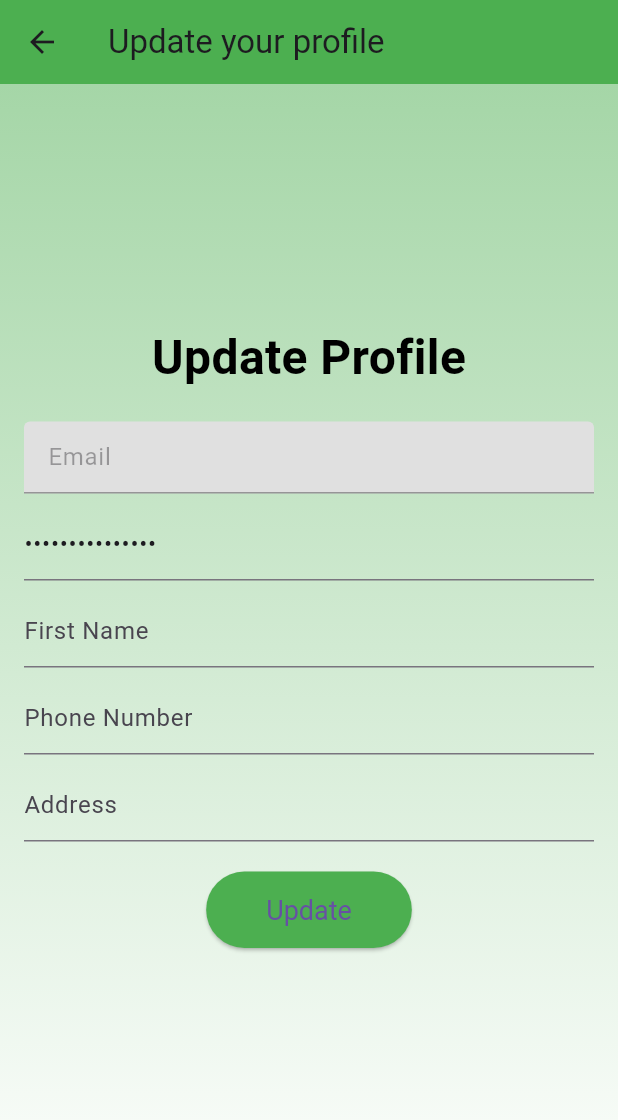
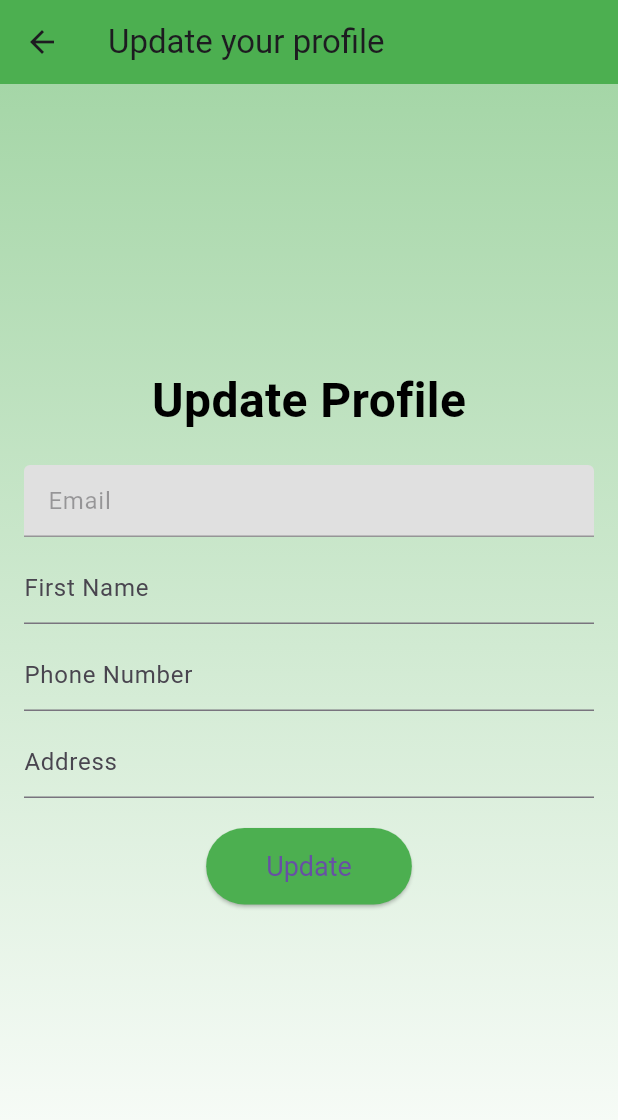
Before and after one commit to benbaruch1/carpool, a Flutter app: the screen it shows once a user with an empty profile is signed in, after a tap on "My Profile", on a phone screen of 412 x 824 dp. Shown: the top 1120 px of the screen. Run offline on Flutter 3.47's test engine with Material 3 defaults, Android fonts, the phone set to English and light mode, and no system bars; our stand-ins replace cloud_firestore, firebase_auth, firebase_core, flutter_spinkit; accounts and stored records are empty; generated files the repository leaves out were written again.

Commit message:
Fix after registeration bug with back button. Fix homepage showing name of user. Fix showing the new name after profile update.

```diff
--- a/carpool_app/lib/services/database.dart
+++ b/carpool_app/lib/services/database.dart
@@ -1,9 +1,10 @@
+import 'package:carpool_app/models/user.dart';
 import 'package:cloud_firestore/cloud_firestore.dart';
 
-class DatabaseSerivce {
+class DatabaseService {
   final String uid;
 
-  DatabaseSerivce(this.uid);
+  DatabaseService(this.uid);
 
   final CollectionReference usersCollection =
       FirebaseFirestore.instance.collection('users');
@@ -26,4 +27,26 @@ class DatabaseSerivce {
       'address': address,
     });
   }
+
+  Future<MyUser?> getFullMyUser() async {
+    DocumentSnapshot snapshot = await usersCollection.doc(uid).get();
+
+    if (!snapshot.exists) {
+      return null; // Return null if the document does not exist
+    }
+
+    var data = snapshot.data() as Map<String, dynamic>?;
+
+    if (data == null) {
+      return null; // Return null if the data is null
+    }
+
+    return MyUser.full(
+      uid,
+      data['email'],
+      data['firstName'],
+      data['phoneNumber'],
+      data['address'],
+    );
+  }
 }
--- a/carpool_app/lib/services/firebase_auth_service.dart
+++ b/carpool_app/lib/services/firebase_auth_service.dart
@@ -38,7 +38,7 @@ class AuthService {
           email: email, password: password);
       User? user = result.user;
 
-      await DatabaseSerivce(user!.uid)
+      await DatabaseService(user!.uid)
           .updateUserData(email, firstName, phoneNumber, address);
 
       return _userFromFirebaseUser(user);
@@ -56,4 +56,13 @@ class AuthService {
       return null;
     }
   }
+
+  Future<MyUser?> getMyUserFromUid(String? uid) async {
+    var user = _auth.currentUser;
+    if (user == null) {
+      return null; // Return null if there is no current user
+    }
+    DatabaseService databaseService = DatabaseService(user.uid);
+    return await databaseService.getFullMyUser();
+  }
 }
--- a/carpool_app/lib/views/home_page.dart
+++ b/carpool_app/lib/views/home_page.dart
@@ -7,15 +7,21 @@ import 'package:carpool_app/views/createRide_page.dart';
 import 'package:provider/provider.dart';
 import 'package:carpool_app/views/myprofile_page.dart';
 
-class HomePage extends StatelessWidget {
+class HomePage extends StatefulWidget {
+  @override
+  State<HomePage> createState() => _HomePageState();
+}
+
+class _HomePageState extends State<HomePage> {
   final AuthService _auth = AuthService();
+
+  MyUser? myFullUser;
 
   bool loading = false;
 
   @override
   Widget build(BuildContext context) {
     final myUser = Provider.of<MyUser?>(context);
-
     print("[LOG] Home page opened with user logged in : ${myUser?.uid}");
     return loading
         ? Loading()
@@ -36,9 +42,24 @@ class HomePage extends StatelessWidget {
                 child: Column(
                   mainAxisAlignment: MainAxisAlignment.center,
                   children: <Widget>[
-                    Text(
-                      'Welcome, ${myUser?.uid}',
-                      style: TextStyle(fontSize: 24, color: Colors.white),
+                    FutureBuilder<MyUser?>(
+                      future: _auth.getMyUserFromUid(myUser?.uid),
+                      builder: (context, snapshot) {
+                        if (snapshot.connectionState ==
+                            ConnectionState.waiting) {
+                          return CircularProgressIndicator();
+                        } else if (snapshot.hasError) {
+                          return Text('Error: ${snapshot.error}');
+                        } else if (!snapshot.hasData || snapshot.data == null) {
+                          return Text('User data not found');
+                        } else {
+                          myFullUser = snapshot.data;
+                          return Text(
+                            'Welcome, ${myFullUser!.firstName}',
+                            style: TextStyle(fontSize: 24, color: Colors.black),
+                          );
+                        }
+                      },
                     ),
                     SizedBox(height: 20),
                     ElevatedButton.icon(
@@ -119,11 +140,7 @@ class HomePage extends StatelessWidget {
                           ),
                           InkWell(
                             onTap: () {
-                              Navigator.push(
-                                context,
-                                MaterialPageRoute(
-                                    builder: (context) => ProfilePage()),
-                              );
+                              goToMyProfilePage(context);
                             },
                             child: Column(
                               children: [
@@ -157,6 +174,16 @@ class HomePage extends StatelessWidget {
             ),
           );
   }
+
+  void goToMyProfilePage(BuildContext context) {
+    Navigator.push(
+      context,
+      MaterialPageRoute(builder: (context) => ProfilePage()),
+    ).then((_) {
+      // Refresh the data when coming back from the profile page
+      setState(() {});
+    });
+  }
 }
 
 void main() {
--- a/carpool_app/lib/views/myprofile_page.dart
+++ b/carpool_app/lib/views/myprofile_page.dart
@@ -90,17 +90,17 @@ class _ProfilePageState extends State<ProfilePage> {
                         filled: true,
                       ),
                     ),
-                    SizedBox(height: 10),
-                    TextFormField(
-                      initialValue: "Not working yet",
-                      obscureText: true,
-                      onChanged: (val) {
-                        // setState(() => password = val);
-                      },
-                      decoration: InputDecoration(
-                        hintText: 'Password',
-                      ),
-                    ),
+                    // SizedBox(height: 10),
+                    // TextFormField(
+                    //   initialValue: "Not working yet",
+                    //   obscureText: true,
+                    //   onChanged: (val) {
+                    //     // setState(() => password = val);
+                    //   },
+                    //   decoration: InputDecoration(
+                    //     hintText: 'Password',
+                    //   ),
+                    // ),
                     SizedBox(height: 10),
                     TextFormField(
                       controller: _nameController,
@@ -154,7 +154,7 @@ class _ProfilePageState extends State<ProfilePage> {
 
   void _updateProfile() {
     final user = FirebaseAuth.instance.currentUser;
-    DatabaseSerivce databaseSerivce = DatabaseSerivce(user!.uid);
+    DatabaseService databaseSerivce = DatabaseService(user!.uid);
     databaseSerivce
         .updateExistingUserData(_nameController.text,
             _phoneNumberController.text, _addressController.text)
--- a/carpool_app/lib/views/register_page.dart
+++ b/carpool_app/lib/views/register_page.dart
@@ -1,5 +1,6 @@
 import 'package:carpool_app/services/firebase_auth_service.dart';
 import 'package:carpool_app/shared/loading.dart';
+import 'package:carpool_app/views/home_page.dart';
 import 'package:carpool_app/views/home_wrapper.dart';
 import 'package:flutter/material.dart';
 
@@ -150,9 +151,10 @@ class _RegisterPageState extends State<RegisterPage> {
                                 } else {
                                   print(
                                       "[LOG] New user registered succesffully ${email}");
-                                  Navigator.of(context).pushReplacement(
+                                  Navigator.of(context).pushAndRemoveUntil(
                                     MaterialPageRoute(
-                                        builder: (context) => HomeWrapper()),
+                                        builder: (context) => HomePage()),
+                                    (Route<dynamic> route) => false,
                                   );
                                 }
                               }
```
